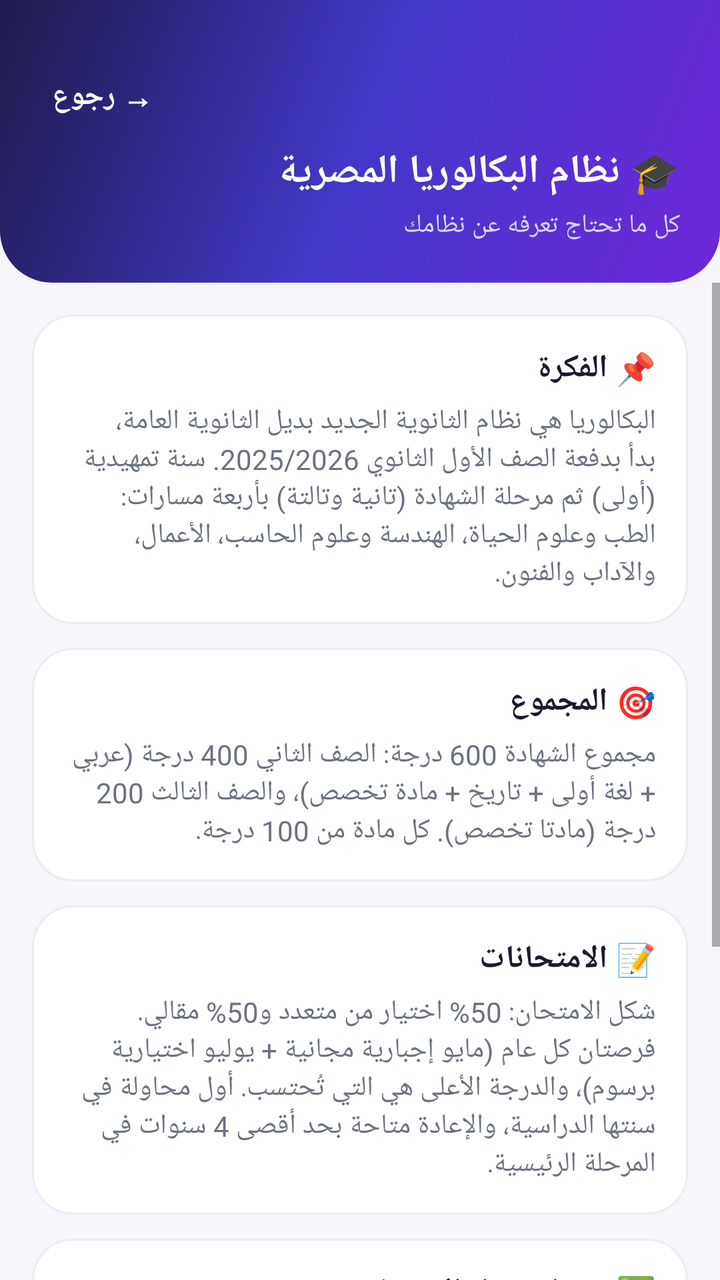
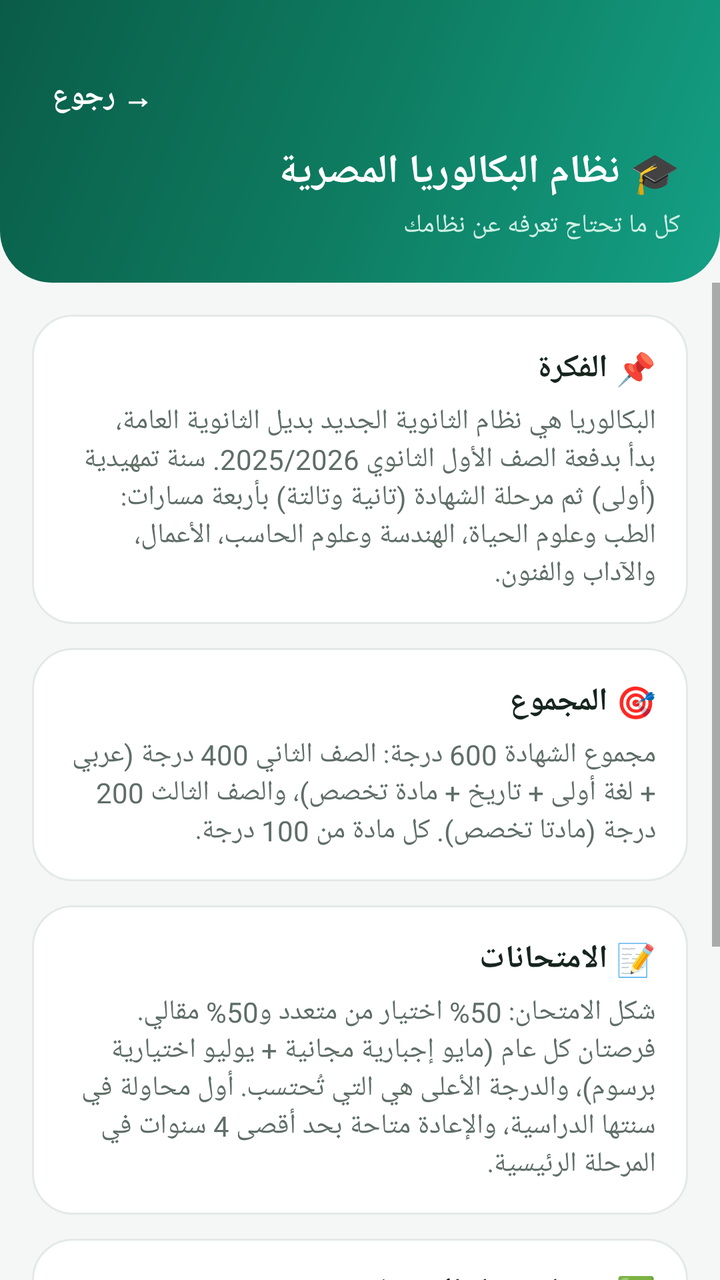

An Android layout rendered at two revisions. The XML below is the earlier revision; the diff shows what the commit changed to produce the second picture.
<!-- AndroidManifest.xml: application theme AppTheme -->
<!-- res/layout/activity_about.xml -->
<?xml version="1.0" encoding="utf-8"?>
<LinearLayout xmlns:android="http://schemas.android.com/apk/res/android"
    android:layout_width="match_parent" android:layout_height="match_parent"
    android:orientation="vertical" android:background="@color/bg">

    <LinearLayout android:layout_width="match_parent" android:layout_height="wrap_content"
        android:background="@drawable/bg_header" android:orientation="vertical" android:padding="20dp">
        <TextView android:id="@+id/btnBack" android:layout_width="wrap_content"
            android:layout_height="wrap_content" android:layout_marginTop="12dp"
            android:padding="6dp" android:text="→ رجوع" android:textColor="@color/white"
            android:textSize="15sp" android:textStyle="bold" />
        <TextView android:layout_width="match_parent" android:layout_height="wrap_content"
            android:layout_marginTop="8dp" android:text="🎓 نظام البكالوريا المصرية"
            android:textColor="@color/white" android:textSize="20sp" android:textStyle="bold" />
        <TextView android:layout_width="match_parent" android:layout_height="wrap_content"
            android:layout_marginTop="4dp" android:text="كل ما تحتاج تعرفه عن نظامك"
            android:textColor="#DAD7FE" android:textSize="13sp" />
    </LinearLayout>

    <ScrollView android:layout_width="match_parent" android:layout_height="match_parent">
        <LinearLayout android:layout_width="match_parent" android:layout_height="wrap_content"
            android:orientation="vertical" android:padding="16dp">

            <LinearLayout android:layout_width="match_parent" android:layout_height="wrap_content"
                android:background="@drawable/card_white" android:orientation="vertical" android:padding="16dp">
                <TextView android:layout_width="match_parent" android:layout_height="wrap_content"
                    android:text="📌 الفكرة" android:textColor="@color/text"
                    android:textSize="16sp" android:textStyle="bold" />
                <TextView android:layout_width="match_parent" android:layout_height="wrap_content"
                    android:layout_marginTop="6dp"
                    android:text="البكالوريا هي نظام الثانوية الجديد بديل الثانوية العامة، بدأ بدفعة الصف الأول الثانوي 2025/2026. سنة تمهيدية (أولى) ثم مرحلة الشهادة (تانية وتالتة) بأربعة مسارات: الطب وعلوم الحياة، الهندسة وعلوم الحاسب، الأعمال، والآداب والفنون."
                    android:textColor="@color/text_secondary" android:textSize="14sp" />
            </LinearLayout>

            <LinearLayout android:layout_width="match_parent" android:layout_height="wrap_content"
                android:layout_marginTop="12dp" android:background="@drawable/card_white"
                android:orientation="vertical" android:padding="16dp">
                <TextView android:layout_width="match_parent" android:layout_height="wrap_content"
                    android:text="🎯 المجموع" android:textColor="@color/text"
                    android:textSize="16sp" android:textStyle="bold" />
                <TextView android:layout_width="match_parent" android:layout_height="wrap_content"
                    android:layout_marginTop="6dp"
                    android:text="مجموع الشهادة 600 درجة: الصف الثاني 400 درجة (عربي + لغة أولى + تاريخ + مادة تخصص)، والصف الثالث 200 درجة (مادتا تخصص). كل مادة من 100 درجة."
                    android:textColor="@color/text_secondary" android:textSize="14sp" />
            </LinearLayout>

            <LinearLayout android:layout_width="match_parent" android:layout_height="wrap_content"
                android:layout_marginTop="12dp" android:background="@drawable/card_white"
                android:orientation="vertical" android:padding="16dp">
                <TextView android:layout_width="match_parent" android:layout_height="wrap_content"
                    android:text="📝 الامتحانات" android:textColor="@color/text"
                    android:textSize="16sp" android:textStyle="bold" />
                <TextView android:layout_width="match_parent" android:layout_height="wrap_content"
                    android:layout_marginTop="6dp"
                    android:text="شكل الامتحان: 50% اختيار من متعدد و50% مقالي. فرصتان كل عام (مايو إجبارية مجانية + يوليو اختيارية برسوم)، والدرجة الأعلى هي التي تُحتسب. أول محاولة في سنتها الدراسية، والإعادة متاحة بحد أقصى 4 سنوات في المرحلة الرئيسية."
                    android:textColor="@color/text_secondary" android:textSize="14sp" />
            </LinearLayout>

            <LinearLayout android:layout_width="match_parent" android:layout_height="wrap_content"
                android:layout_marginTop="12dp" android:background="@drawable/card_white"
                android:orientation="vertical" android:padding="16dp">
                <TextView android:layout_width="match_parent" android:layout_height="wrap_content"
                    android:text="✅ شرط دخول الامتحان" android:textColor="@color/text"
                    android:textSize="16sp" android:textStyle="bold" />
                <TextView android:layout_width="match_parent" android:layout_height="wrap_content"
                    android:layout_marginTop="6dp"
                    android:text="إنجاز 60% من التقييمات والأداءات لكل مادة: مشروع 15 + تقييم أسبوعي 20 + أداء منزلي وحصة 15 + سلوك ومواظبة 10 + تقييمان شهريان 40."
                    android:textColor="@color/text_secondary" android:textSize="14sp" />
            </LinearLayout>

            <LinearLayout android:layout_width="match_parent" android:layout_height="wrap_content"
                android:layout_marginTop="12dp" android:background="@drawable/card_white"
                android:orientation="vertical" android:padding="16dp">
                <TextView android:layout_width="match_parent" android:layout_height="wrap_content"
                    android:text="🔀 تغيير المسار" android:textColor="@color/text"
                    android:textSize="16sp" android:textStyle="bold" />
                <TextView android:layout_width="match_parent" android:layout_height="wrap_content"
                    android:layout_marginTop="6dp"
                    android:text="تغيير المسار ممكن بشرط دراسة مواد تخصص المسار الجديد: مادة الصف الثاني ومادتي الصف الثالث."
                    android:textColor="@color/text_secondary" android:textSize="14sp" />
            </LinearLayout>

            <TextView android:layout_width="match_parent" android:layout_height="wrap_content"
                android:layout_marginTop="14dp" android:gravity="center"
                android:text="المصدر: القرارات الوزارية المنظمة لشهادة البكالوريا وموقع وزارة التربية والتعليم"
                android:textColor="@color/text_secondary" android:textSize="11sp" />
        </LinearLayout>
    </ScrollView>
</LinearLayout>
<!-- resources referenced by this layout -->
<resources>
  <color name="bg">#F6F6FB</color>
  <color name="text">#191B2E</color>
  <color name="text_secondary">#6B7280</color>
  <color name="white">#FFFFFF</color>
  <!-- drawable bg_header (drawable) -->
  <?xml version="1.0" encoding="utf-8"?>
  <shape xmlns:android="http://schemas.android.com/apk/res/android" android:shape="rectangle">
      <gradient android:startColor="#1E1B4B" android:centerColor="#4338CA"
          android:endColor="#6D28D9" android:angle="315" />
      <corners android:bottomLeftRadius="26dp" android:bottomRightRadius="26dp" />
  </shape>
  <!-- drawable card_white (drawable) -->
  <?xml version="1.0" encoding="utf-8"?>
  <shape xmlns:android="http://schemas.android.com/apk/res/android" android:shape="rectangle">
      <solid android:color="@color/white" />
      <stroke android:width="1dp" android:color="@color/card_stroke" />
      <corners android:radius="20dp" />
  </shape>
  <style name="AppTheme" parent="android:Theme.Material.Light.NoActionBar">
          <item name="android:colorPrimary">@color/primary</item>
          <item name="android:colorPrimaryDark">@color/primary_dark</item>
          <item name="android:colorAccent">@color/accent</item>
          <item name="android:windowBackground">@color/bg</item>
          <item name="android:statusBarColor">@color/primary_dark</item>
          <item name="android:navigationBarColor">@color/white</item>
          <item name="android:windowLightStatusBar">false</item>
      </style>
  <color name="card_stroke">#ECECF4</color>
  <color name="primary">#4338CA</color>
  <color name="primary_dark">#1E1B4B</color>
  <color name="accent">#F59E0B</color>
</resources>

<!-- the commit's change to res/layout/activity_about.xml (unified diff, before → after) -->
@@ -14,7 +14,7 @@
             android:textColor="@color/white" android:textSize="20sp" android:textStyle="bold" />
         <TextView android:layout_width="match_parent" android:layout_height="wrap_content"
             android:layout_marginTop="4dp" android:text="كل ما تحتاج تعرفه عن نظامك"
-            android:textColor="#DAD7FE" android:textSize="13sp" />
+            android:textColor="@color/header_sub" android:textSize="13sp" />
     </LinearLayout>
 
     <ScrollView android:layout_width="match_parent" android:layout_height="match_parent">
<!-- resource entries referenced after the edit -->
@@ -1,14 +1,15 @@
 <!-- resources referenced by this layout -->
 <resources>
-  <color name="bg">#F6F6FB</color>
-  <color name="text">#191B2E</color>
-  <color name="text_secondary">#6B7280</color>
+  <color name="bg">#F5F7F6</color>
+  <color name="header_sub">#CFF0E4</color>
+  <color name="text">#17251F</color>
+  <color name="text_secondary">#5F6E67</color>
   <color name="white">#FFFFFF</color>
   <!-- drawable bg_header (drawable) -->
   <?xml version="1.0" encoding="utf-8"?>
   <shape xmlns:android="http://schemas.android.com/apk/res/android" android:shape="rectangle">
-      <gradient android:startColor="#1E1B4B" android:centerColor="#4338CA"
-          android:endColor="#6D28D9" android:angle="315" />
+      <gradient android:startColor="#0A5C48" android:centerColor="#0E7C61"
+          android:endColor="#14A085" android:angle="315" />
       <corners android:bottomLeftRadius="26dp" android:bottomRightRadius="26dp" />
   </shape>
   <!-- drawable card_white (drawable) -->
@@ -27,9 +28,9 @@
           <item name="android:navigationBarColor">@color/white</item>
           <item name="android:windowLightStatusBar">false</item>
       </style>
-  <color name="card_stroke">#ECECF4</color>
-  <color name="primary">#4338CA</color>
-  <color name="primary_dark">#1E1B4B</color>
+  <color name="card_stroke">#E3EAE6</color>
+  <color name="primary">#0E7C61</color>
+  <color name="primary_dark">#0A5C48</color>
   <color name="accent">#F59E0B</color>
 </resources>
 
